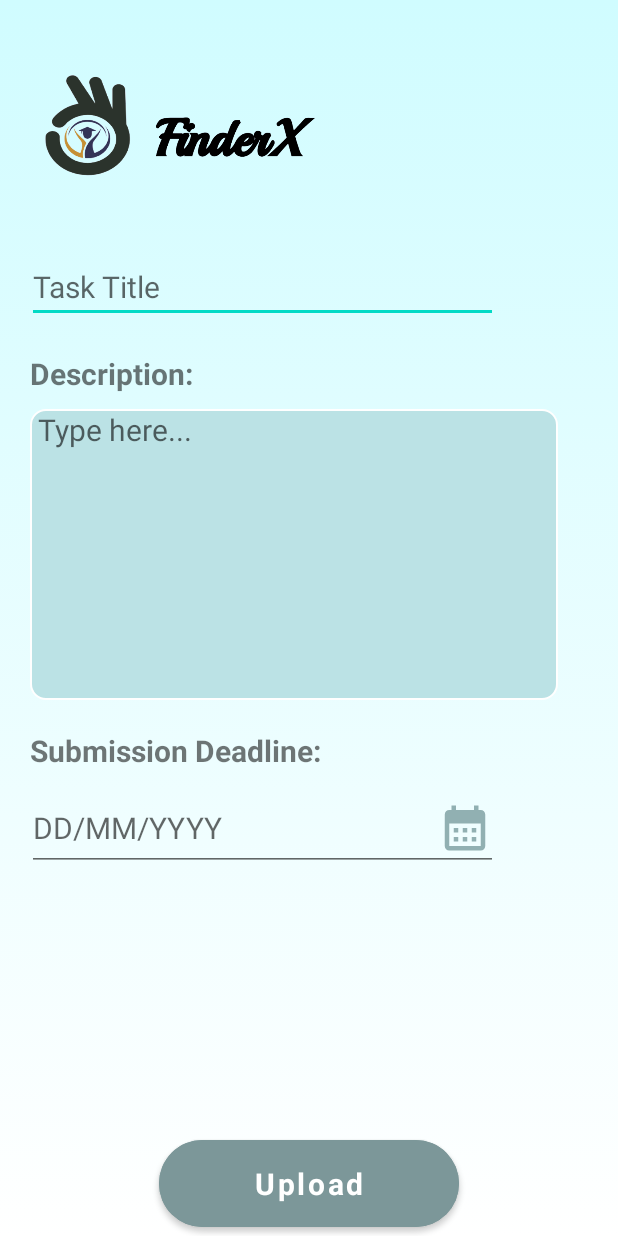
After one commit to JinXue99/FinderX_MAD, an Android app: the TeacherAddNewTask screen opened directly, with no data from a screen before it, on a phone screen of 412 x 824 dp. The commit adds this screen. Run offline under Robolectric (Android 15) with nearby library versions, the phone set to English and light mode, and no system bars.

Commit message:
Teacher_UploadTaskFunction

```diff
--- /dev/null
+++ b/app/src/main/java/com/example/finderx_mad/TeacherAddNewTask.java
@@ -0,0 +1,63 @@
+package com.example.finderx_mad;
+
+import androidx.appcompat.app.AppCompatActivity;
+
+import android.content.Intent;
+import android.os.Bundle;
+import android.util.Log;
+import android.view.View;
+import android.widget.Button;
+import android.widget.EditText;
+import android.widget.TextView;
+import android.widget.Toast;
+
+import java.util.Calendar;
+
+public class TeacherAddNewTask extends AppCompatActivity {
+
+    EditText etTaskTitle, etTaskDetails, etDeadline;
+    TextView tvDescription, tvSubmissionDeadline;
+    Button btnUpload;
+
+    String todayDate, currentTime;
+    Calendar calendar;
+
+    @Override
+    protected void onCreate(Bundle savedInstanceState) {
+        super.onCreate(savedInstanceState);
+        setContentView(R.layout.teacher_add_new_task);
+
+        etTaskTitle = findViewById(R.id.etTaskTitle);
+        etTaskDetails = findViewById(R.id.etTaskDetails);
+        etDeadline = findViewById(R.id.etDeadline);
+        tvDescription = findViewById(R.id.tvDescription);
+        tvSubmissionDeadline = findViewById(R.id.tvSubmissionDeadline);
+        btnUpload = findViewById(R.id.btnUpload);
+
+        calendar = Calendar.getInstance();
+        todayDate = calendar.get(Calendar.YEAR) + "/" + calendar.get(Calendar.MONTH) + "/" + calendar.get(Calendar.DAY_OF_MONTH);
+        currentTime = pad(calendar.get(Calendar.HOUR))+ ":" + pad(calendar.get(Calendar.MINUTE));
+        Log.d("Calendar", "Date and Time" + todayDate + " and " + currentTime);
+
+        btnUpload.setOnClickListener(new View.OnClickListener() {
+            @Override
+            public void onClick(View view) {
+                TaskModel taskModel = new TaskModel(etTaskTitle.getText().toString(), etTaskDetails.getText().toString(), todayDate, currentTime);
+                TaskDatabase db = new TaskDatabase(TeacherAddNewTask.this);
+                db.AddTask(taskModel);
+
+                Intent intent = new Intent(TeacherAddNewTask.this, TeacherViewTask.class);
+                startActivity(intent);
+
+                Toast.makeText(TeacherAddNewTask.this, "Task saved", Toast.LENGTH_SHORT).show();
+            }
+        });
+
+    }
+
+    public String pad(int i){
+        if(i < 0)
+            return "0"+i;
+        return  String.valueOf(i);
+    }
+}
--- a/app/src/main/java/com/example/finderx_mad/TeacherCourse.java
+++ b/app/src/main/java/com/example/finderx_mad/TeacherCourse.java
@@ -9,6 +9,6 @@ public class TeacherCourse extends AppCompatActivity {
     @Override
     protected void onCreate(Bundle savedInstanceState) {
         super.onCreate(savedInstanceState);
-        setContentView(R.layout.activity_teacher_profile);
+        setContentView(R.layout.teacher_course);
     }
 }
--- /dev/null
+++ b/app/src/main/res/drawable/custom_input_teacher_task.xml
@@ -0,0 +1,23 @@
+<?xml version="1.0" encoding="utf-8"?>
+<selector xmlns:android="http://schemas.android.com/apk/res/android">
+
+    <item android:state_enabled="true" android:state_focused="true">
+        <shape android:shape="rectangle">
+            <solid android:color="#BBE2E5"/>
+            <corners android:radius="10dp"/>
+            <stroke android:color="#7C9799" android:width="1dp"/>
+
+
+        </shape>
+    </item>
+
+    <item android:state_enabled="true">
+        <shape android:shape="rectangle">
+            <solid android:color="#BBE2E5"/>
+            <corners android:radius="10dp"/>
+            <stroke android:color="@color/white" android:width="1dp"/>
+
+
+        </shape>
+    </item>
+</selector>
--- /dev/null
+++ b/app/src/main/res/drawable/ic_calendar.xml
@@ -0,0 +1,5 @@
+<vector android:height="36dp" android:tint="#91B0B2"
+    android:viewportHeight="24" android:viewportWidth="24"
+    android:width="36dp" xmlns:android="http://schemas.android.com/apk/res/android">
+    <path android:fillColor="@android:color/white" android:pathData="M19,4h-1V2h-2v2H8V2H6v2H5C3.89,4 3.01,4.9 3.01,6L3,20c0,1.1 0.89,2 2,2h14c1.1,0 2,-0.9 2,-2V6C21,4.9 20.1,4 19,4zM19,20H5V10h14V20zM9,14H7v-2h2V14zM13,14h-2v-2h2V14zM17,14h-2v-2h2V14zM9,18H7v-2h2V18zM13,18h-2v-2h2V18zM17,18h-2v-2h2V18z"/>
+</vector>
--- /dev/null
+++ b/app/src/main/res/layout/teacher_add_new_task.xml
@@ -0,0 +1,119 @@
+<?xml version="1.0" encoding="utf-8"?>
+<androidx.constraintlayout.widget.ConstraintLayout xmlns:android="http://schemas.android.com/apk/res/android"
+    xmlns:app="http://schemas.android.com/apk/res-auto"
+    xmlns:tools="http://schemas.android.com/tools"
+    android:layout_width="match_parent"
+    android:layout_height="match_parent"
+    android:background="@drawable/gradient_teacherbackground">
+
+    <ImageView
+        android:id="@+id/ivheader"
+        android:layout_width="199dp"
+        android:layout_height="167dp"
+        app:layout_constraintBottom_toBottomOf="parent"
+        app:layout_constraintStart_toStartOf="@+id/guideline3"
+        app:layout_constraintTop_toTopOf="parent"
+        app:layout_constraintVertical_bias="0.0"
+        app:srcCompat="@drawable/headerlogo" />
+
+
+    <EditText
+        android:id="@+id/etTaskTitle"
+        android:layout_width="match_parent"
+        android:layout_height="wrap_content"
+        android:layout_marginStart="18dp"
+        android:layout_marginEnd="80dp"
+        android:hint="Task Title"
+        android:textSize="20sp"
+        app:layout_constraintEnd_toEndOf="parent"
+        app:layout_constraintStart_toStartOf="parent"
+        app:layout_constraintTop_toBottomOf="@+id/ivheader" />
+
+
+    <EditText
+        android:id="@+id/etTaskDetails"
+        android:layout_width="match_parent"
+        android:layout_height="wrap_content"
+        android:layout_marginStart="20dp"
+        android:layout_marginTop="10dp"
+        android:layout_marginEnd="40dp"
+        android:background="@drawable/custom_input_teacher_task"
+        android:gravity="top|start"
+        android:hint="Type here..."
+        android:inputType="textMultiLine"
+        android:lineSpacingExtra="10dp"
+        android:lines="8"
+        android:maxLines="10"
+        android:minLines="6"
+        android:padding="0dp"
+        android:paddingStart="5dp"
+        android:scrollbars="vertical"
+        android:textSize="20sp"
+        app:layout_constraintEnd_toEndOf="parent"
+        app:layout_constraintHorizontal_bias="1.0"
+        app:layout_constraintStart_toStartOf="parent"
+        app:layout_constraintTop_toBottomOf="@+id/tvDescription" />
+
+    <Button
+        android:id="@+id/btnUpload"
+        android:layout_width="200dp"
+        android:layout_height="70dp"
+        android:backgroundTint="#7C9799"
+        android:fontFamily="sans-serif"
+        android:text="Upload"
+        android:textAllCaps="false"
+        android:textSize="20sp"
+        android:textStyle="bold"
+        app:cornerRadius="50dp"
+        app:layout_constraintBottom_toBottomOf="parent"
+        app:layout_constraintEnd_toEndOf="parent"
+        app:layout_constraintStart_toStartOf="parent"
+        app:layout_constraintTop_toTopOf="parent"
+        app:layout_constraintVertical_bias="1.0" />
+
+    <TextView
+        android:id="@+id/tvDescription"
+        android:layout_width="wrap_content"
+        android:layout_height="wrap_content"
+        android:layout_marginTop="20dp"
+        android:text="Description: "
+        android:textSize="20sp"
+        android:textStyle="bold"
+        app:layout_constraintStart_toStartOf="@+id/guideline3"
+        app:layout_constraintTop_toBottomOf="@+id/etTaskTitle" />
+
+    <TextView
+        android:id="@+id/tvSubmissionDeadline"
+        android:layout_width="wrap_content"
+        android:layout_height="wrap_content"
+        android:layout_marginTop="20dp"
+        android:text="Submission Deadline: "
+        android:textSize="20sp"
+        android:textStyle="bold"
+        app:layout_constraintStart_toStartOf="@+id/guideline3"
+        app:layout_constraintTop_toBottomOf="@+id/etTaskDetails" />
+
+    <EditText
+        android:id="@+id/etDeadline"
+        android:layout_width="match_parent"
+        android:layout_height="wrap_content"
+        android:layout_marginStart="18dp"
+        android:layout_marginTop="10dp"
+        android:layout_marginEnd="80dp"
+        android:drawableEnd="@drawable/ic_calendar"
+        android:hint="DD/MM/YYYY"
+        android:inputType="date"
+        android:textSize="20sp"
+        app:layout_constraintEnd_toEndOf="parent"
+        app:layout_constraintStart_toStartOf="parent"
+        app:layout_constraintTop_toBottomOf="@+id/tvSubmissionDeadline" />
+
+    <androidx.constraintlayout.widget.Guideline
+        android:id="@+id/guideline3"
+        android:layout_width="wrap_content"
+        android:layout_height="wrap_content"
+        android:orientation="vertical"
+        app:layout_constraintGuide_begin="20dp" />
+
+
+</androidx.constraintlayout.widget.ConstraintLayout>
```
Also changed, not shown: app/src/main/AndroidManifest.xml (+8 -4 lines), app/src/main/java/com/example/finderx_mad/Adapter.java (added, +68 -0 lines), app/src/main/java/com/example/finderx_mad/TaskDatabase.java (added, +110 -0 lines), app/src/main/java/com/example/finderx_mad/TaskModel.java (added, +66 -0 lines), app/src/main/java/com/example/finderx_mad/TeacherViewTask.java (added, +45 -0 lines), app/src/main/res/layout/task_view.xml (added, +86 -0 lines), app/src/main/res/layout/teacher_course.xml (+5 -4 lines), app/src/main/res/layout/teacher_view_task.xml (added, +106 -0 lines), app/src/main/res/drawable-v24/add_button.png (added), app/src/main/res/drawable-v24/task_logo.png (added).
